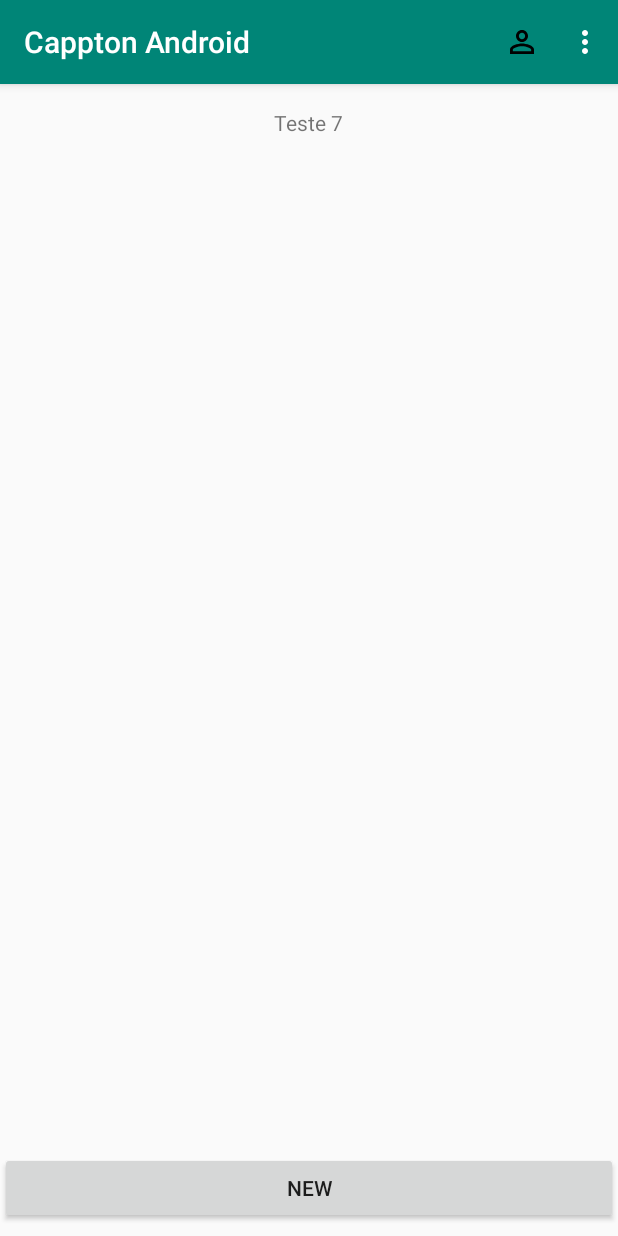
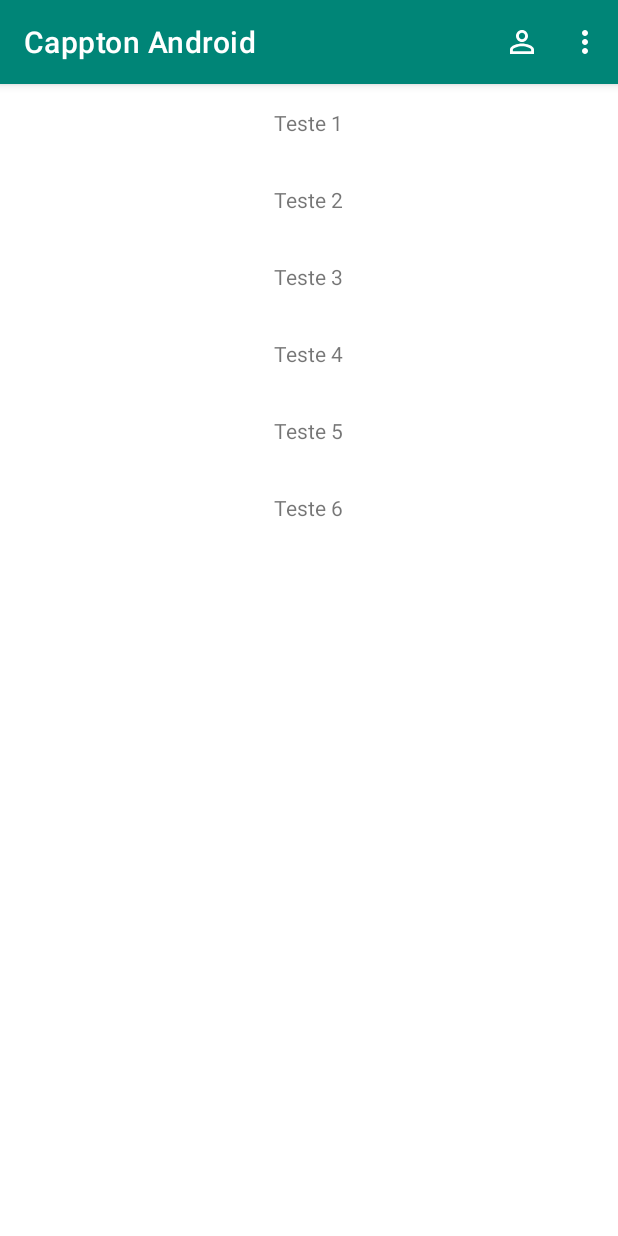
Before and after one commit to devikings/cappton-android, an Android app: the screen it shows after launch once a user with an empty profile is signed in (ScheduleActivity), after a tap on "Teste 1", on a phone screen of 412 x 824 dp. Run offline under Robolectric (Android 15) with nearby library versions, the phone set to English and light mode, and no system bars; our stand-ins replace Firebase (no records; nobody signed in at launch, a user with empty details on screens opened directly), Room's generated code.

Commit message:
mover dados fake para o repository

```diff
--- a/app/src/main/java/com/brunocardoso/capptonandroid/schedule/presenter/SchedulePresenter.kt
+++ b/app/src/main/java/com/brunocardoso/capptonandroid/schedule/presenter/SchedulePresenter.kt
@@ -2,6 +2,7 @@ package com.brunocardoso.capptonandroid.schedule.presenter
 
 import androidx.lifecycle.LiveData
 import androidx.lifecycle.MutableLiveData
+import com.brunocardoso.capptonandroid.schedule.repository.ScheduleRepository
 import com.brunocardoso.capptonandroid.schedule.repository.data.Author
 import com.brunocardoso.capptonandroid.schedule.repository.data.Scheduled
 import com.brunocardoso.capptonandroid.schedule.ui.fragments.ScheduleListFragment
@@ -13,20 +14,10 @@ class SchedulePresenter(
     callbackList: ListViewListenner?
 ) {
 
-    private var listScheduled: MutableLiveData<List<Scheduled>> = MutableLiveData()
+    val listScheduled: LiveData<List<Scheduled>>
+        get() = ScheduleRepository.listSchedule
 
-    init {
-        loadListShedule()
-    }
-
-    fun loadListShedule() {
-        listScheduled.postValue(get())
-    }
-
-    fun getListScheduled(): LiveData<List<Scheduled>>{
-
-        return listScheduled
-    }
+    fun getScheduled(id: Int) = ScheduleRepository.getSchedule(id)
 
     // Regras de negocio
     // criar
@@ -34,24 +25,6 @@ class SchedulePresenter(
     // mudar status
     // recuperar pautas 1/
 
-    fun get(): List<Scheduled>? {
-        return listOf(
-            Scheduled(1, "Teste 1", "Descricao do Teste 1", Author(1, "Bruno")),
-            Scheduled(2, "Teste 2", "Descricao do Teste 2", Author(2, "Pedro")),
-            Scheduled(3, "Teste 3", "Descricao do Teste 3", Author(1, "Bruno")),
-            Scheduled(4, "Teste 4", "Descricao do Teste 4", Author(2, "Pedro")),
-            Scheduled(5, "Teste 5", "Descricao do Teste 5", Author(2, "Bruno")),
-            Scheduled(6, "Teste 6", "Descricao do Teste 6", Author(1, "Bruno"))
-        )
-    }
-
-    fun add(schedule: Scheduled){
-        var list:MutableList<Scheduled> = ArrayList<Scheduled>()
-        list.add(schedule)
-
-        listScheduled.postValue(list)
-    }
-
 
 
 }
--- a/app/src/main/java/com/brunocardoso/capptonandroid/schedule/repository/ScheduleRepository.kt
+++ b/app/src/main/java/com/brunocardoso/capptonandroid/schedule/repository/ScheduleRepository.kt
@@ -2,14 +2,31 @@ package com.brunocardoso.capptonandroid.schedule.repository
 
 import androidx.annotation.WorkerThread
 import androidx.lifecycle.LiveData
+import androidx.lifecycle.MutableLiveData
 import com.brunocardoso.capptonandroid.schedule.repository.dao.AuthorDao
 import com.brunocardoso.capptonandroid.schedule.repository.data.Author
+import com.brunocardoso.capptonandroid.schedule.repository.data.Scheduled
+import java.util.*
 
-class ScheduleRepository(private val authorDao: AuthorDao) {
-    val allAuthors: LiveData<List<Author>> = authorDao.getAllAuthors()
+object ScheduleRepository {
 
-    @WorkerThread
-    suspend fun insert(author: Author){
-        authorDao.insert(author)
+    private val schedules: List<Scheduled> = listOf(
+        Scheduled(1, "Teste 1", "Descricao do Teste 1", Author(1, "Bruno")),
+        Scheduled(2, "Teste 2", "Descricao do Teste 2", Author(2, "Pedro")),
+        Scheduled(3, "Teste 3", "Descricao do Teste 3", Author(1, "Bruno")),
+        Scheduled(4, "Teste 4", "Descricao do Teste 4", Author(2, "Pedro")),
+        Scheduled(5, "Teste 5", "Descricao do Teste 5", Author(2, "Bruno")),
+        Scheduled(6, "Teste 6", "Descricao do Teste 6", Author(1, "Bruno")))
+
+    private val _listSchedule = MutableLiveData<List<Scheduled>>()
+
+    val listSchedule: LiveData<List<Scheduled>>
+        get() = _listSchedule
+
+    init {
+        _listSchedule.value = schedules
     }
+
+    fun getSchedule(id: Int): Scheduled = schedules[Random().nextInt(schedules.size)]
+
 }
--- a/app/src/main/java/com/brunocardoso/capptonandroid/schedule/repository/data/Schedule.kt
+++ b/app/src/main/java/com/brunocardoso/capptonandroid/schedule/repository/data/Schedule.kt
@@ -7,7 +7,7 @@ import androidx.room.PrimaryKey
 @Entity(tableName = "schedules")
 data class Scheduled(
     @PrimaryKey(autoGenerate = true)
-    val id: Long? = null,
+    val id: Int? = null,
     val titulo: String,
     val desc: String,
     val author: Author)
--- a/app/src/main/java/com/brunocardoso/capptonandroid/schedule/ui/activity/ScheduleActivity.kt
+++ b/app/src/main/java/com/brunocardoso/capptonandroid/schedule/ui/activity/ScheduleActivity.kt
@@ -35,8 +35,9 @@ class ScheduleActivity : BaseActivity() {
     }
 
     fun initViews(){
-        btn_new_scheduled.setOnClickListener{
-            replaceFragmentOnContainer(R.id.frame_container, ScheduleRegisterFragment())
-        }
+        //TODO add fab
+//        btn_new_scheduled.setOnClickListener{
+//            replaceFragmentOnContainer(R.id.frame_container, ScheduleRegisterFragment())
+//        }
     }
 }
--- a/app/src/main/java/com/brunocardoso/capptonandroid/schedule/ui/fragments/ScheduleListFragment.kt
+++ b/app/src/main/java/com/brunocardoso/capptonandroid/schedule/ui/fragments/ScheduleListFragment.kt
@@ -5,6 +5,7 @@ import androidx.fragment.app.Fragment
 import android.view.LayoutInflater
 import android.view.View
 import android.view.ViewGroup
+import android.widget.Toast
 import androidx.lifecycle.Observer
 import androidx.recyclerview.widget.LinearLayoutManager
 
@@ -32,7 +33,7 @@ class ScheduleListFragment : Fragment(), ListViewListenner {
         super.onViewCreated(view, savedInstanceState)
 
         presenter = SchedulePresenter(null, this)
-        presenter.getListScheduled().observe(viewLifecycleOwner, Observer {
+        presenter.listScheduled.observe(viewLifecycleOwner, Observer {
             configureRecyclerView(it)
         })
 
@@ -48,7 +49,9 @@ class ScheduleListFragment : Fragment(), ListViewListenner {
         recycler_view_schedules.layoutManager = layoutManager
 
         adapter = ScheduleAdapter(list) {
-            presenter.add(Scheduled(7, "Teste 7", "Descricao do item 7", Author(1, "Bruno")))
+            val scheduleSelected = presenter.getScheduled(it.id!!)
+            Toast.makeText(requireContext(), "${scheduleSelected.titulo}", Toast.LENGTH_LONG).
+                    show()
         }
         recycler_view_schedules.adapter = adapter
 
--- a/app/src/main/res/drawable/ic_person_outline_24dp.xml
+++ b/app/src/main/res/drawable/ic_person_outline_24dp.xml
@@ -4,6 +4,6 @@
         android:viewportWidth="24.0"
         android:viewportHeight="24.0">
     <path
-        android:fillColor="#FF000000"
+        android:fillColor="#FFFFFFFF"
         android:pathData="M12,5.9c1.16,0 2.1,0.94 2.1,2.1s-0.94,2.1 -2.1,2.1S9.9,9.16 9.9,8s0.94,-2.1 2.1,-2.1m0,9c2.97,0 6.1,1.46 6.1,2.1v1.1L5.9,18.1L5.9,17c0,-0.64 3.13,-2.1 6.1,-2.1M12,4C9.79,4 8,5.79 8,8s1.79,4 4,4 4,-1.79 4,-4 -1.79,-4 -4,-4zM12,13c-2.67,0 -8,1.34 -8,4v3h16v-3c0,-2.66 -5.33,-4 -8,-4z"/>
 </vector>
--- a/app/src/main/res/layout/act_schedule.xml
+++ b/app/src/main/res/layout/act_schedule.xml
@@ -14,17 +14,6 @@
             app:layout_constraintTop_toTopOf="parent"
             app:layout_constraintStart_toStartOf="parent"
             app:layout_constraintEnd_toEndOf="parent"
-            android:layout_marginBottom="8dp"
-            app:layout_constraintBottom_toTopOf="@+id/btn_new_scheduled"
-    />
-
-    <Button
-        android:id="@+id/btn_new_scheduled"
-        android:layout_width="match_parent"
-        android:layout_height="wrap_content"
-        android:text="New"
-        app:layout_constraintEnd_toEndOf="parent"
-        android:layout_marginBottom="8dp"
-        app:layout_constraintBottom_toBottomOf="parent"/>
+            app:layout_constraintBottom_toBottomOf="parent"/>
 
 </androidx.constraintlayout.widget.ConstraintLayout>
--- a/app/src/main/res/layout/frag_schedule_register.xml
+++ b/app/src/main/res/layout/frag_schedule_register.xml
@@ -58,7 +58,7 @@
                     android:layout_height="wrap_content"
                     android:layout_marginTop="25dp"
                     android:text="Create"
-            />
+                />
 
         </LinearLayout>
     </LinearLayout>
--- a/app/src/main/res/values/styles.xml
+++ b/app/src/main/res/values/styles.xml
@@ -1,7 +1,7 @@
 <resources>
 
     <!-- Base application theme. -->
-    <style name="AppTheme" parent="Theme.AppCompat.Light.DarkActionBar">
+    <style name="AppTheme" parent="Theme.MaterialComponents.Light.DarkActionBar">
         <!-- Customize your theme here. -->
         <item name="colorPrimary">@color/colorPrimary</item>
         <item name="colorPrimaryDark">@color/colorPrimaryDark</item>
```
